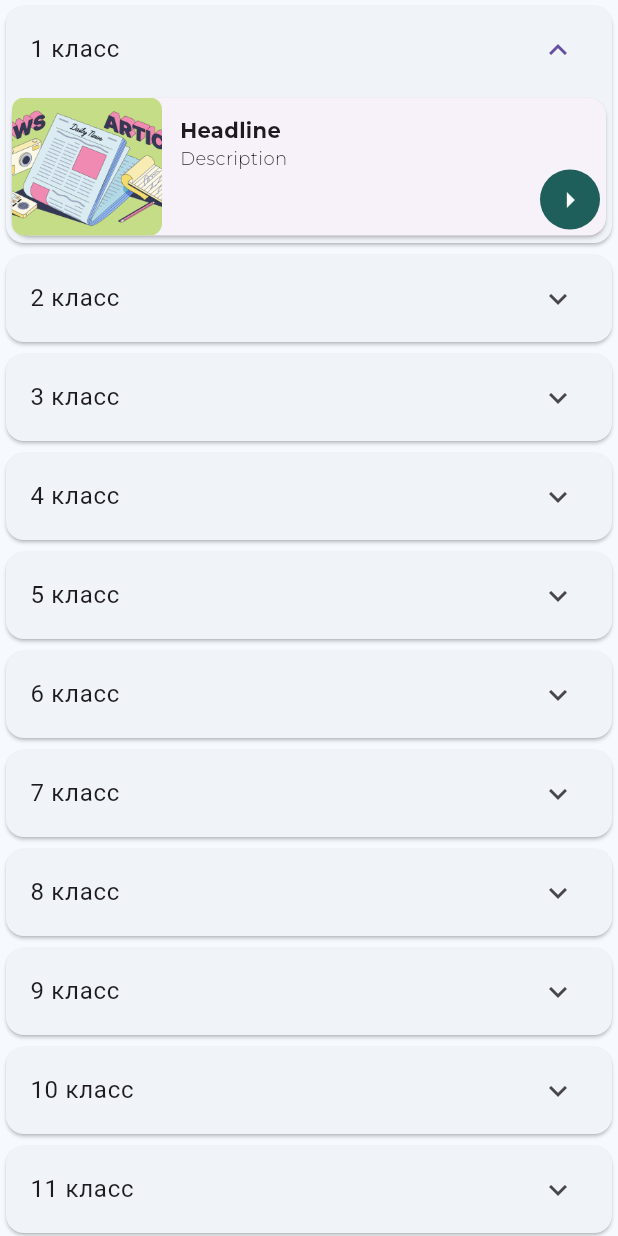
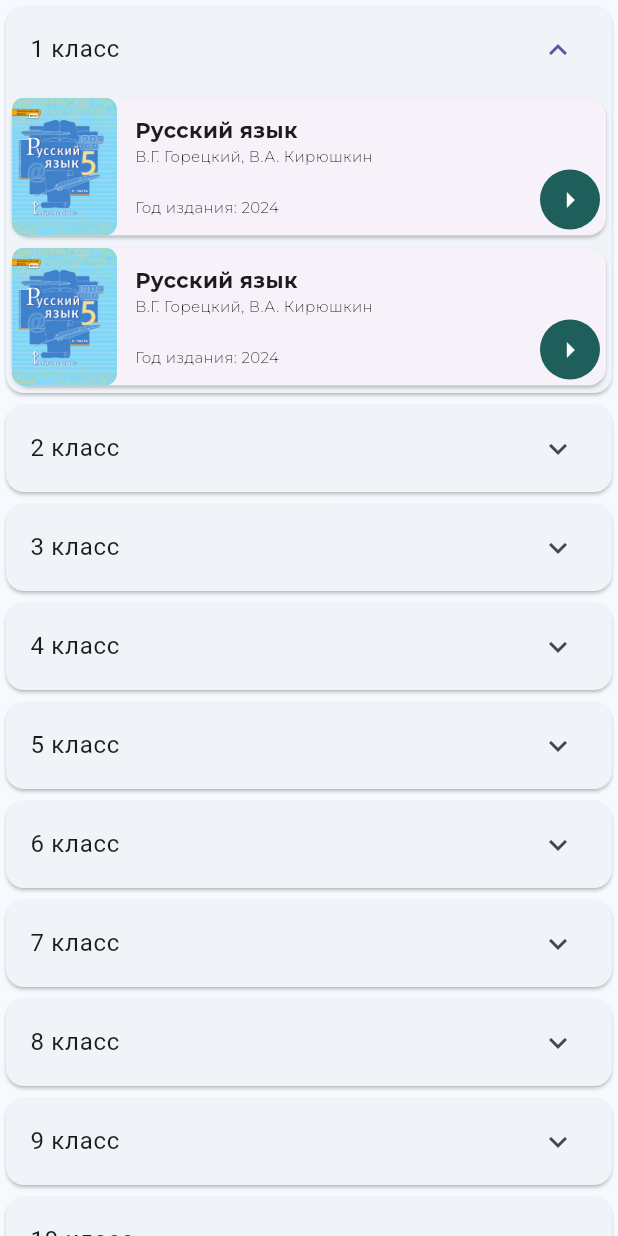
Before and after one commit to gabralava/school_manager, a Flutter app: the ExpansionList widget shown alone on an empty page, opened directly, after a tap on an icon or button, on a phone screen of 412 x 824 dp. Run offline on Flutter 3.47's test engine with Material 3 defaults, Android fonts, the phone set to English and light mode, and no system bars; project files that could hold a hidden picture were left out.

Commit message:
Adding textbook widget to subject list page

```diff
--- a/lib/presentation/subject_list_page.dart
+++ b/lib/presentation/subject_list_page.dart
@@ -1,5 +1,4 @@
 import 'package:flutter/material.dart';
-import 'package:school_manager/presentation/custom_widgets/horizontal_card_widget.dart';
 
 class SubjectListScreen extends StatelessWidget {
   final String subject;
@@ -99,9 +98,10 @@ class ExpansionList extends StatelessWidget {
               dividerColor: Colors.transparent,
             ),
             child: ExpansionTile(
-              title: Text('${index+1} класс'),
+              title: Text('${index + 1} класс'),
               children: const [
-                  HorizontalCardWidget(),
+                TextbookWidget(),
+                TextbookWidget(),
               ],
             ),
           ),
@@ -110,3 +110,75 @@ class ExpansionList extends StatelessWidget {
     );
   }
 }
+
+class TextbookWidget extends StatelessWidget {
+  const TextbookWidget({super.key});
+
+  @override
+  Widget build(BuildContext context) {
+    return SizedBox(
+      height: 100,
+      child: Card(
+        child: Row(
+          children: [
+            ClipRRect(
+              borderRadius: BorderRadius.circular(8),
+              child: const Image(
+                image: AssetImage('assets/images/Rus.jpg'),
+                width: 70,
+                height: 100,
+                fit: BoxFit.fitWidth,
+              ),
+            ),
+            const Padding(padding: EdgeInsets.only(right: 12)),
+            const Padding(
+              padding: EdgeInsets.only(top: 12, bottom: 12),
+              child: Column(
+                crossAxisAlignment: CrossAxisAlignment.start,
+                children: [
+                  Text(
+                    'Русский язык',
+                    style: TextStyle(
+                        fontFamily: 'Montserrat',
+                        fontWeight: FontWeight.w700,
+                        fontSize: 14),
+                  ),
+                  Text('В.Г. Горецкий, В.А. Кирюшкин',
+                      style: TextStyle(
+                          fontFamily: 'Montserrat',
+                          fontWeight: FontWeight.w400,
+                          fontSize: 10)),
+                  Spacer(),
+                  Text(
+                    'Год издания: 2024',
+                    style: TextStyle(
+                        fontFamily: 'Montserrat',
+                        fontWeight: FontWeight.w300,
+                        fontSize: 10),
+                  )
+                ],
+              ),
+            ),
+            // Располагаю иконку в правом нижнем углу. Виджет Spacer() заполняет все доступное пространство между иконкой и текстом
+            const Spacer(),
+            const Align(
+              alignment: Alignment.bottomRight,
+              child: IconButton(
+                onPressed: null,
+                iconSize: 24,
+                icon: Icon(
+                  Icons.arrow_right,
+                  color: Colors.white,
+                ),
+                style: ButtonStyle(
+                  backgroundColor:
+                      MaterialStatePropertyAll(Color.fromRGBO(31, 95, 91, 1)),
+                ),
+              ),
+            ),
+          ],
+        ),
+      ),
+    );
+  }
+}
```
